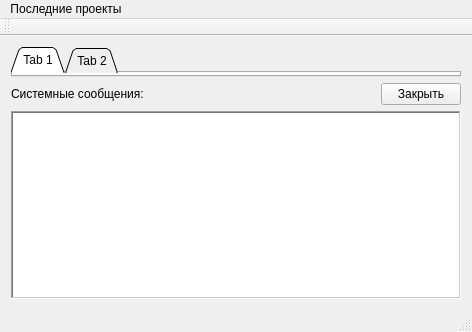
Above: mainwindow.ui from atikbif/relkonIDE before the change. Below: the same form after it.
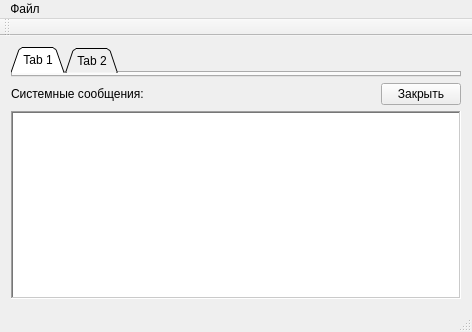
That is the form after the change. Icons and pictures are not drawn.

Diff of the .ui file:
```diff
--- a/mainwindow.ui
+++ b/mainwindow.ui
@@ -125,7 +125,7 @@
    </property>
    <widget class="QMenu" name="menu">
     <property name="title">
-     <string>Последние проекты</string>
+     <string>Файл</string>
     </property>
    </widget>
    <addaction name="menu"/>
```
Left out of the diff: 52 changed lines with no effect on the pictures.
